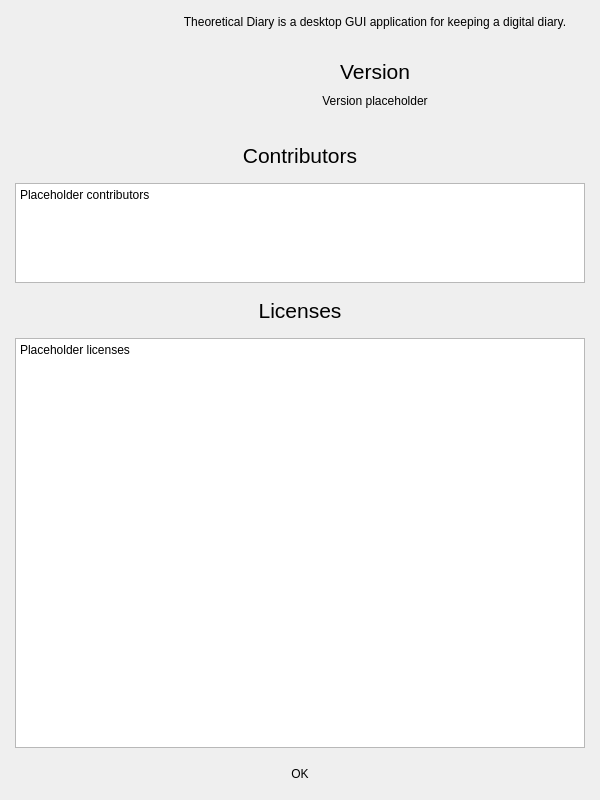
First picture: the form in src/gui/aboutdialog.ui, repository someretical/TheoreticalDiary, before the edit.
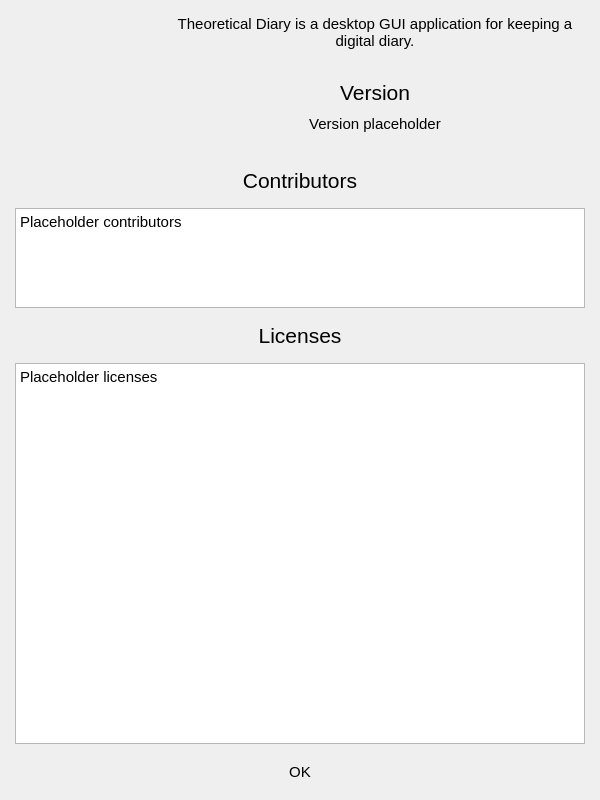
Second picture: the form after the edit. Icons and pictures are not drawn.

What changed in the file:
```diff
--- a/src/gui/aboutdialog.ui
+++ b/src/gui/aboutdialog.ui
@@ -66,6 +66,11 @@
        </item>
        <item row="0" column="0">
         <widget class="QLabel" name="label_2">
+         <property name="font">
+          <font>
+           <pointsize>11</pointsize>
+          </font>
+         </property>
          <property name="text">
           <string>Theoretical Diary is a desktop GUI application for keeping a digital diary.</string>
          </property>
@@ -94,6 +99,11 @@
        </item>
        <item row="3" column="0">
         <widget class="QLabel" name="version">
+         <property name="font">
+          <font>
+           <pointsize>11</pointsize>
+          </font>
+         </property>
          <property name="text">
           <string>Version placeholder</string>
          </property>
@@ -161,6 +171,11 @@
        <height>100</height>
       </size>
      </property>
+     <property name="font">
+      <font>
+       <pointsize>11</pointsize>
+      </font>
+     </property>
      <property name="cursor" stdset="0">
       <cursorShape>IBeamCursor</cursorShape>
      </property>
@@ -207,6 +222,11 @@
    </item>
    <item row="4" column="0">
     <widget class="QPlainTextEdit" name="licenses">
+     <property name="font">
+      <font>
+       <pointsize>11</pointsize>
+      </font>
+     </property>
      <property name="cursor" stdset="0">
       <cursorShape>IBeamCursor</cursorShape>
      </property>
@@ -223,6 +243,11 @@
    </item>
    <item row="5" column="0" alignment="Qt::AlignHCenter">
     <widget class="QPushButton" name="ok_button">
+     <property name="font">
+      <font>
+       <pointsize>11</pointsize>
+      </font>
+     </property>
      <property name="text">
       <string>OK</string>
      </property>
```
